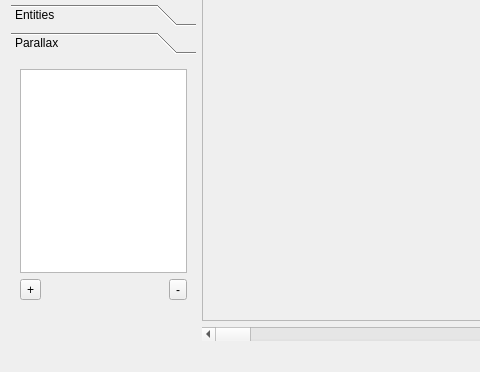
Qt form RetroEDv2/tools/sceneeditor.ui (RSDKModding/RetroED) before a commit; both pictures show x 0 to 480 and y 141 to 513 of the 957 by 513 pixel window.
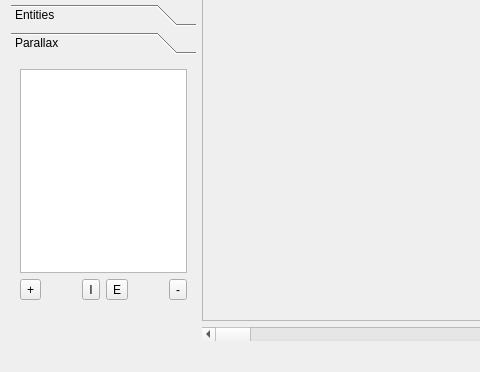
The same form after that commit. The open tabs and pages were chosen to show the change. Icons and pictures are not drawn.

Patch:
```diff
--- a/RetroEDv2/tools/sceneeditor.ui
+++ b/RetroEDv2/tools/sceneeditor.ui
@@ -23,14 +23,14 @@
       </size>
      </property>
      <property name="currentIndex">
-      <number>0</number>
+      <number>4</number>
      </property>
      <widget class="QWidget" name="layerPage">
       <property name="geometry">
        <rect>
         <x>0</x>
         <y>0</y>
-        <width>175</width>
+        <width>185</width>
         <height>271</height>
        </rect>
       </property>
@@ -48,7 +48,7 @@
        <rect>
         <x>0</x>
         <y>0</y>
-        <width>175</width>
+        <width>185</width>
         <height>271</height>
        </rect>
       </property>
@@ -62,7 +62,7 @@
        <rect>
         <x>0</x>
         <y>0</y>
-        <width>175</width>
+        <width>185</width>
         <height>271</height>
        </rect>
       </property>
@@ -107,7 +107,7 @@
        <rect>
         <x>0</x>
         <y>0</y>
-        <width>175</width>
+        <width>185</width>
         <height>271</height>
        </rect>
       </property>
@@ -152,7 +152,7 @@
        <rect>
         <x>0</x>
         <y>0</y>
-        <width>175</width>
+        <width>185</width>
         <height>271</height>
        </rect>
       </property>
@@ -160,9 +160,23 @@
        <string>Parallax</string>
       </attribute>
       <layout class="QGridLayout" name="gridLayout_15">
-       <item row="0" column="0" colspan="3">
+       <item row="0" column="0" colspan="6">
         <widget class="QListWidget" name="scrollList"/>
        </item>
+       <item row="1" column="5">
+        <widget class="QToolButton" name="rmScr">
+         <property name="text">
+          <string>-</string>
+         </property>
+        </widget>
+       </item>
+       <item row="1" column="2">
+        <widget class="QToolButton" name="impScr">
+         <property name="text">
+          <string>I</string>
+         </property>
+        </widget>
+       </item>
        <item row="1" column="0">
         <widget class="QToolButton" name="addScr">
          <property name="text">
@@ -170,6 +184,13 @@
          </property>
         </widget>
        </item>
+       <item row="1" column="3">
+        <widget class="QToolButton" name="expScr">
+         <property name="text">
+          <string>E</string>
+         </property>
+        </widget>
+       </item>
        <item row="1" column="1">
         <spacer name="horizontalSpacer_4">
          <property name="orientation">
@@ -177,18 +198,24 @@
          </property>
          <property name="sizeHint" stdset="0">
           <size>
-           <width>102</width>
+           <width>40</width>
            <height>20</height>
           </size>
          </property>
         </spacer>
        </item>
-       <item row="1" column="2">
-        <widget class="QToolButton" name="rmScr">
-         <property name="text">
-          <string>-</string>
+       <item row="1" column="4">
+        <spacer name="horizontalSpacer_5">
+         <property name="orientation">
+          <enum>Qt::Horizontal</enum>
          </property>
-        </widget>
+         <property name="sizeHint" stdset="0">
+          <size>
+           <width>40</width>
+           <height>20</height>
+          </size>
+         </property>
+        </spacer>
        </item>
       </layout>
      </widget>
```
